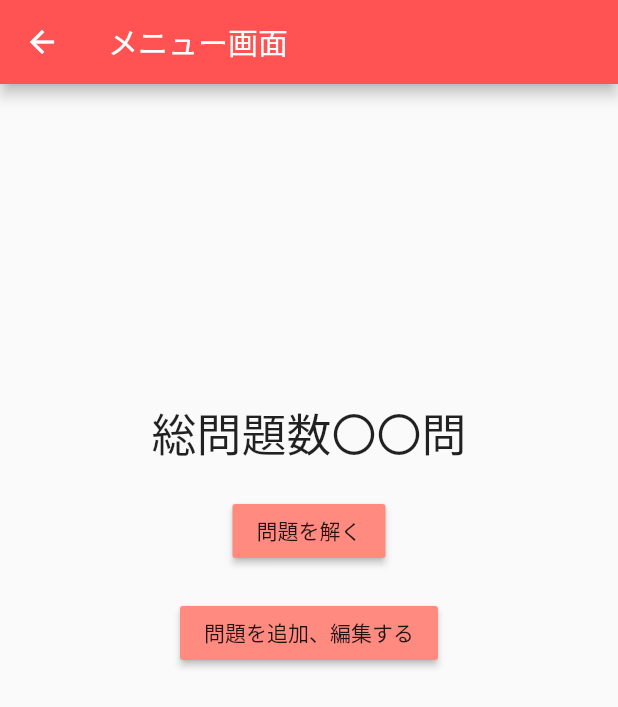
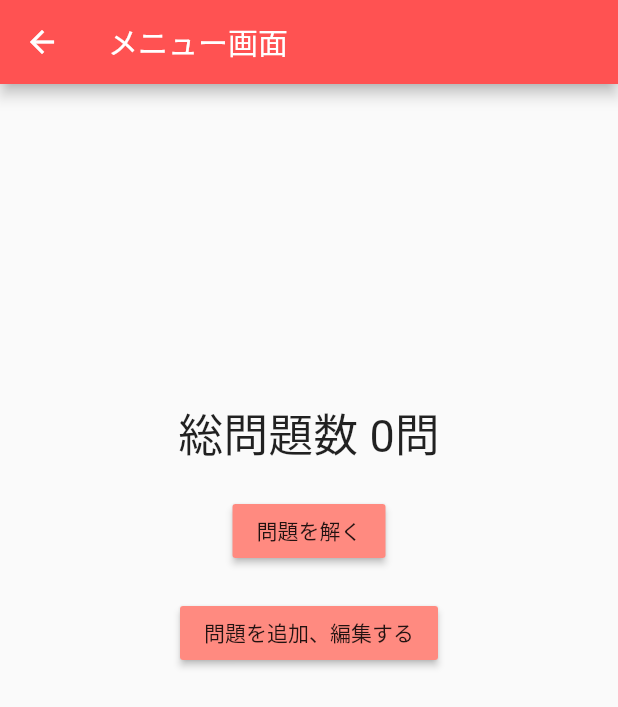
Before and after one commit to wataame748/Quiz-Up-To-You, a Flutter app: the MenuPage screen opened directly, on a phone screen of 412 x 824 dp. Shown: the top 707 px of the screen. Run offline on Flutter 3.47's test engine with Material 2 defaults, Android fonts, the phone set to English and light mode, and no system bars; our stand-ins replace cloud_firestore, firebase_auth, firebase_core; accounts and stored records are empty.

```diff
--- a/lib/model/login_model.dart
+++ b/lib/model/login_model.dart
@@ -5,6 +5,7 @@ import 'package:flutter/material.dart';
 class LoginModel extends ChangeNotifier{
   String mail = '';
   String password = '';
+  String uid = '';
 
   final FirebaseAuth _auth = FirebaseAuth.instance;
   Future logIn() async{
@@ -18,7 +19,7 @@ class LoginModel extends ChangeNotifier{
       email: mail,
       password: password,
     );
-    final uid = result.user.uid;
+    uid = result.user.uid;
     //todo 端末に保存
   }
 }
--- a/lib/model/quiz_page_model.dart
+++ b/lib/model/quiz_page_model.dart
@@ -8,8 +8,8 @@ class QuizModel extends ChangeNotifier{
   List<Quiz> quizlist = [];
   List<Answer> anslist = [];
 
-  Future getQuizList() async {
-    CollectionReference quizs = FirebaseFirestore.instance.collection('Quiz');
+  Future getQuizList(String uid) async {
+    CollectionReference quizs = FirebaseFirestore.instance.collection(uid);
     final snaphots = await quizs.get();
     final docs = snaphots.docs;
     final quizlist = docs.map((doc) => Quiz(doc)).toList();
--- a/lib/model/sign_up_model.dart
+++ b/lib/model/sign_up_model.dart
@@ -19,10 +19,13 @@ class SignUpModel extends ChangeNotifier{
         password: password,
     )).user;
     final email = user.email;
-    FirebaseFirestore.instance.collection('users').add(
+    final uid = user.uid;
+
+    FirebaseFirestore.instance.collection('users').doc(uid).set(
       {
         'email' : email,
         'createdAt' : Timestamp.now(),
+
       }
     );
   }
--- a/lib/screen/login.dart
+++ b/lib/screen/login.dart
@@ -59,7 +59,7 @@ class LoginPage extends StatelessWidget{
                           Navigator.push(
                               context,
                               MaterialPageRoute(
-                                  builder: (context) => MenuPage())
+                                  builder: (context) => MenuPage(uid: model.uid,))
                               );
                         }catch(e){
                           _showDialog(context, e.toString());
--- a/lib/screen/menu.dart
+++ b/lib/screen/menu.dart
@@ -1,20 +1,32 @@
 import 'package:flutter/material.dart';
+import 'package:provider/provider.dart';
+import 'package:quiz_up_to_you_app/model/quiz_page_model.dart';
 import 'package:quiz_up_to_you_app/screen/quiz_page.dart';
 
 class MenuPage extends StatelessWidget{
+  MenuPage({
+    this.uid,
+});
+  final uid;
   @override
   Widget build(BuildContext context) {
-    return Scaffold(
+    return ChangeNotifierProvider<QuizModel>(
+      create: (_) => QuizModel()..getQuizList(uid),
+      child: Scaffold(
         appBar: AppBar(
           title: Text('メニュー画面'),
         ),
-      body: Container(
+        body: Consumer<QuizModel>(
+          builder: (context, model, child) {
+            final quizlist = model.quizlist;
+            final quizsum = quizlist.length;
+            return Container(
               padding: EdgeInsets.all(10),
               child: Center(
                 child: Column(
                   children: [
                     SizedBox(height: 200,),
-              Text('総問題数〇〇問',
+                    Text('総問題数 $quizsum問',
                     style: TextStyle(
                       fontSize: 30,
                     ),
@@ -27,7 +39,11 @@ class MenuPage extends StatelessWidget{
                         //todo:問題を解くページへ飛ぶ
                         Navigator.push(
                           context,
-                    MaterialPageRoute(builder: (context) => QuizPage(num: 0,)),
+                          MaterialPageRoute(builder: (context) => QuizPage(
+                            num: 0,
+                            cansolve: 0,
+                            uid: uid,
+                          )),
                         );
                       },
                     ),
@@ -42,6 +58,9 @@ class MenuPage extends StatelessWidget{
                   ],
                 ),
               ),
+            );
+          }
+        ),
       ),
     );
   }
```
Also changed, not shown: lib/screen/quiz_page.dart (+20 -4 lines), lib/screen/result_page.dart (+17 -2 lines), lib/screen/sign_up.dart (+7 -1 lines). Lines whose indentation alone changed are shown as unchanged.
